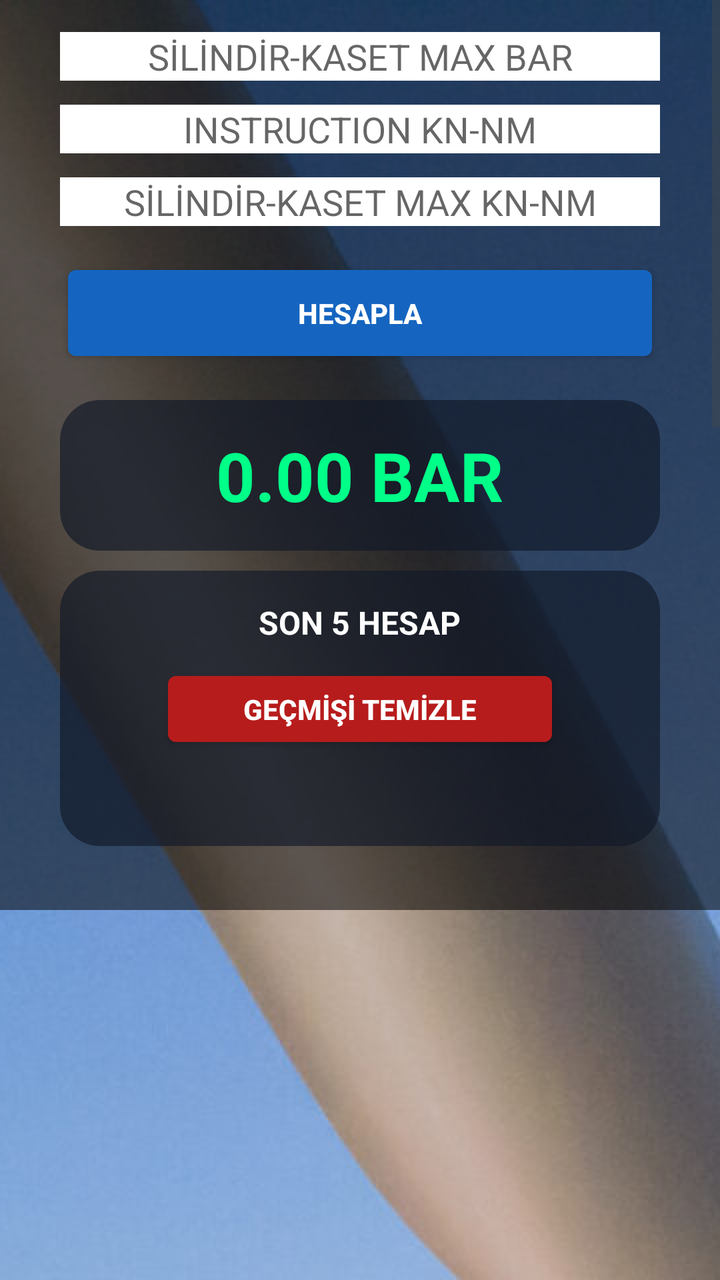
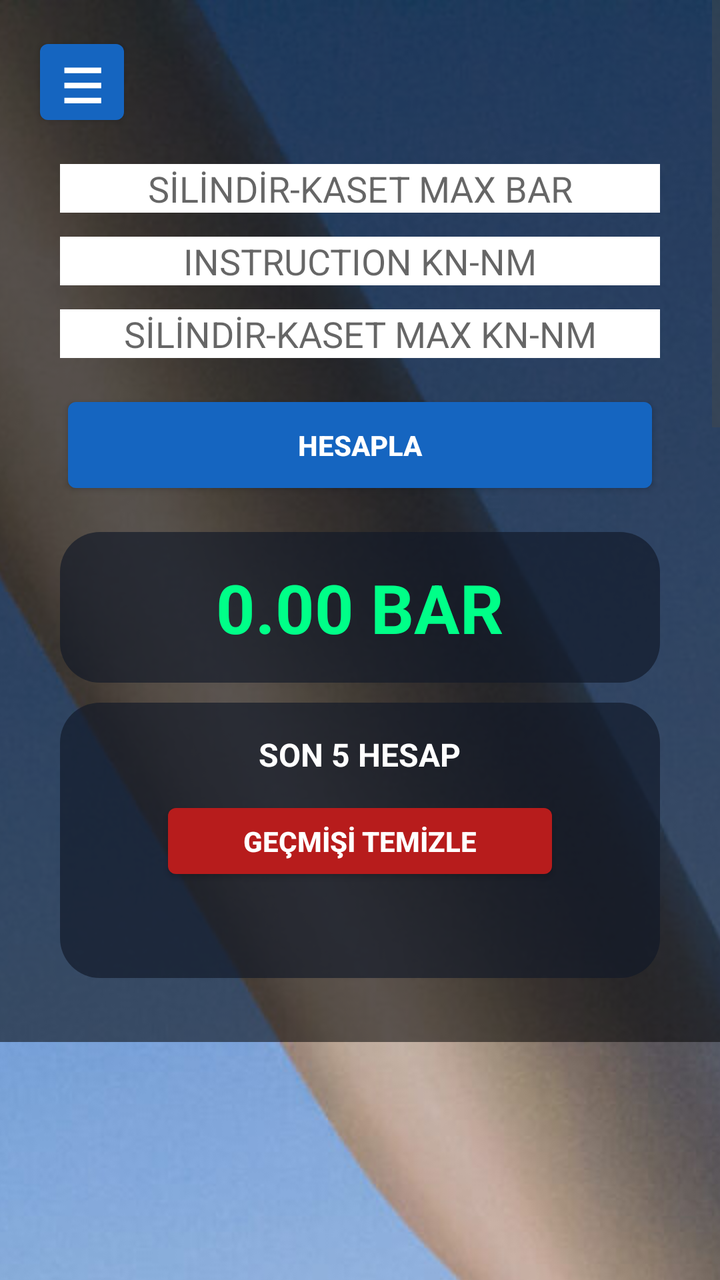

Before-and-after screenshots of an Android layout around one commit, followed by the original layout XML and the change that was made.
<!-- AndroidManifest.xml: application theme android:Theme.DeviceDefault.Light.NoActionBar -->
<!-- res/layout/activity_main.xml -->
<?xml version="1.0" encoding="utf-8"?>
<ScrollView
    xmlns:android="http://schemas.android.com/apk/res/android"
    android:layout_width="match_parent"
    android:layout_height="match_parent"
    android:fillViewport="true">

    <FrameLayout
        android:layout_width="match_parent"
        android:layout_height="wrap_content">

        <ImageView
            android:layout_width="match_parent"
            android:layout_height="match_parent"
            android:scaleType="centerCrop"
            android:src="@drawable/wind_turbine" />

        <LinearLayout
            android:layout_width="match_parent"
            android:layout_height="wrap_content"
            android:orientation="vertical"
            android:gravity="center"
            android:background="#88000000"
            android:padding="16dp">

            <EditText
                android:id="@+id/maxBar"
                android:layout_width="300dp"
                android:layout_height="wrap_content"
                android:hint="SİLİNDİR-KASET MAX BAR"
                android:background="#FFFFFF"
                android:gravity="center"
                android:inputType="numberDecimal"
                android:imeOptions="actionNext" />

            <EditText
                android:id="@+id/instruction"
                android:layout_width="300dp"
                android:layout_height="wrap_content"
                android:layout_marginTop="12dp"
                android:hint="INSTRUCTION KN-NM"
                android:background="#FFFFFF"
                android:gravity="center"
                android:inputType="numberDecimal"
                android:imeOptions="actionNext" />

            <EditText
                android:id="@+id/maxKn"
                android:layout_width="300dp"
                android:layout_height="wrap_content"
                android:layout_marginTop="12dp"
                android:hint="SİLİNDİR-KASET MAX KN-NM"
                android:background="#FFFFFF"
                android:gravity="center"
                android:inputType="numberDecimal"
                android:imeOptions="actionDone" />

            <Button
                android:id="@+id/calculate"
                android:layout_width="300dp"
                android:layout_height="55dp"
                android:layout_marginTop="16dp"
                android:text="HESAPLA"
                android:textStyle="bold"
                android:textColor="#FFFFFF"
                android:backgroundTint="#1565C0" />

            <LinearLayout
                android:layout_width="300dp"
                android:layout_height="wrap_content"
                android:orientation="vertical"
                android:gravity="center"
                android:padding="15dp"
                android:layout_marginTop="16dp"
                android:background="@drawable/header_card">

                <TextView
                    android:id="@+id/result"
                    android:layout_width="wrap_content"
                    android:layout_height="wrap_content"
                    android:text="0.00 BAR"
                    android:textColor="#00FF88"
                    android:textSize="34sp"
                    android:textStyle="bold" />

            </LinearLayout>

            <LinearLayout
                android:layout_width="300dp"
                android:layout_height="wrap_content"
                android:orientation="vertical"
                android:gravity="center"
                android:padding="15dp"
                android:layout_marginTop="10dp"
                android:layout_marginBottom="16dp"
                android:background="@drawable/header_card">

                <TextView
                    android:layout_width="wrap_content"
                    android:layout_height="wrap_content"
                    android:text="SON 5 HESAP"
                    android:textColor="#FFFFFF"
                    android:textStyle="bold"
                    android:textSize="16sp" />

                <Button
                    android:id="@+id/clearHistory"
                    android:layout_width="200dp"
                    android:layout_height="45dp"
                    android:layout_marginTop="10dp"
                    android:text="GEÇMİŞİ TEMİZLE"
                    android:textStyle="bold"
                    android:textColor="#FFFFFF"
                    android:backgroundTint="#B71C1C" />

                <TextView
                    android:id="@+id/history"
                    android:layout_width="match_parent"
                    android:layout_height="wrap_content"
                    android:layout_marginTop="12dp"
                    android:text=""
                    android:textColor="#FFFFFF"
                    android:textSize="14sp"
                    android:gravity="center" />

            </LinearLayout>

        </LinearLayout>

    </FrameLayout>

</ScrollView>
<!-- resources referenced by this layout -->
<resources>
  <!-- drawable header_card (drawable) -->
  <?xml version="1.0" encoding="utf-8"?>
  <shape xmlns:android="http://schemas.android.com/apk/res/android">
  
      <solid android:color="#AA111827" />
  
      <corners
          android:radius="20dp" />
  
  </shape>
  <!-- drawable wind_turbine: jpg bitmap (drawable, 630288 bytes) -->
</resources>

<!-- the commit's change to res/layout/activity_main.xml (unified diff, before → after) -->
@@ -1,132 +1,160 @@
 <?xml version="1.0" encoding="utf-8"?>
-<ScrollView
+<androidx.drawerlayout.widget.DrawerLayout
     xmlns:android="http://schemas.android.com/apk/res/android"
+    xmlns:app="http://schemas.android.com/apk/res-auto"
+    android:id="@+id/drawerLayout"
     android:layout_width="match_parent"
-    android:layout_height="match_parent"
-    android:fillViewport="true">
+    android:layout_height="match_parent">
 
-    <FrameLayout
+    <ScrollView
         android:layout_width="match_parent"
-        android:layout_height="wrap_content">
+        android:layout_height="match_parent"
+        android:fillViewport="true">
 
-        <ImageView
+        <FrameLayout
             android:layout_width="match_parent"
-            android:layout_height="match_parent"
-            android:scaleType="centerCrop"
-            android:src="@drawable/wind_turbine" />
+            android:layout_height="wrap_content">
 
-        <LinearLayout
-            android:layout_width="match_parent"
-            android:layout_height="wrap_content"
-            android:orientation="vertical"
-            android:gravity="center"
-            android:background="#88000000"
-            android:padding="16dp">
-
-            <EditText
-                android:id="@+id/maxBar"
-                android:layout_width="300dp"
-                android:layout_height="wrap_content"
-                android:hint="SİLİNDİR-KASET MAX BAR"
-                android:background="#FFFFFF"
-                android:gravity="center"
-                android:inputType="numberDecimal"
-                android:imeOptions="actionNext" />
-
-            <EditText
-                android:id="@+id/instruction"
-                android:layout_width="300dp"
-                android:layout_height="wrap_content"
-                android:layout_marginTop="12dp"
-                android:hint="INSTRUCTION KN-NM"
-                android:background="#FFFFFF"
-                android:gravity="center"
-                android:inputType="numberDecimal"
-                android:imeOptions="actionNext" />
-
-            <EditText
-                android:id="@+id/maxKn"
-                android:layout_width="300dp"
-                android:layout_height="wrap_content"
-                android:layout_marginTop="12dp"
-                android:hint="SİLİNDİR-KASET MAX KN-NM"
-                android:background="#FFFFFF"
-                android:gravity="center"
-                android:inputType="numberDecimal"
-                android:imeOptions="actionDone" />
-
-            <Button
-                android:id="@+id/calculate"
-                android:layout_width="300dp"
-                android:layout_height="55dp"
-                android:layout_marginTop="16dp"
-                android:text="HESAPLA"
-                android:textStyle="bold"
-                android:textColor="#FFFFFF"
-                android:backgroundTint="#1565C0" />
+            <ImageView
+                android:layout_width="match_parent"
+                android:layout_height="match_parent"
+                android:scaleType="centerCrop"
+                android:src="@drawable/wind_turbine" />
 
             <LinearLayout
-                android:layout_width="300dp"
+                android:layout_width="match_parent"
                 android:layout_height="wrap_content"
                 android:orientation="vertical"
                 android:gravity="center"
-                android:padding="15dp"
-                android:layout_marginTop="16dp"
-                android:background="@drawable/header_card">
+                android:background="#88000000"
+                android:padding="16dp">
 
-                <TextView
-                    android:id="@+id/result"
-                    android:layout_width="wrap_content"
+                <Button
+                    android:id="@+id/menuButton"
+                    android:layout_width="50dp"
+                    android:layout_height="50dp"
+                    android:layout_gravity="start"
+                    android:text="☰"
+                    android:textSize="24sp"
+                    android:textStyle="bold"
+                    android:textColor="#FFFFFF"
+                    android:backgroundTint="#1565C0" />
+
+                <EditText
+                    android:id="@+id/maxBar"
+                    android:layout_width="300dp"
                     android:layout_height="wrap_content"
-                    android:text="0.00 BAR"
-                    android:textColor="#00FF88"
-                    android:textSize="34sp"
-                    android:textStyle="bold" />
+                    android:layout_marginTop="16dp"
+                    android:hint="SİLİNDİR-KASET MAX BAR"
+                    android:background="#FFFFFF"
+                    android:gravity="center"
+                    android:inputType="numberDecimal"
+                    android:imeOptions="actionNext" />
+
+                <EditText
+                    android:id="@+id/instruction"
+                    android:layout_width="300dp"
+                    android:layout_height="wrap_content"
+                    android:layout_marginTop="12dp"
+                    android:hint="INSTRUCTION KN-NM"
+                    android:background="#FFFFFF"
+                    android:gravity="center"
+                    android:inputType="numberDecimal"
+                    android:imeOptions="actionNext" />
+
+                <EditText
+                    android:id="@+id/maxKn"
+                    android:layout_width="300dp"
+                    android:layout_height="wrap_content"
+                    android:layout_marginTop="12dp"
+                    android:hint="SİLİNDİR-KASET MAX KN-NM"
+                    android:background="#FFFFFF"
+                    android:gravity="center"
+                    android:inputType="numberDecimal"
+                    android:imeOptions="actionDone" />
+
+                <Button
+                    android:id="@+id/calculate"
+                    android:layout_width="300dp"
+                    android:layout_height="55dp"
+                    android:layout_marginTop="16dp"
+                    android:text="HESAPLA"
+                    android:textStyle="bold"
+                    android:textColor="#FFFFFF"
+                    android:backgroundTint="#1565C0" />
+
+                <LinearLayout
+                    android:layout_width="300dp"
+                    android:layout_height="wrap_content"
+                    android:orientation="vertical"
+                    android:gravity="center"
+                    android:padding="15dp"
+                    android:layout_marginTop="16dp"
+                    android:background="@drawable/header_card">
+
+                    <TextView
+                        android:id="@+id/result"
+                        android:layout_width="wrap_content"
+                        android:layout_height="wrap_content"
+                        android:text="0.00 BAR"
+                        android:textColor="#00FF88"
+                        android:textSize="34sp"
+                        android:textStyle="bold" />
+
+                </LinearLayout>
+
+                <LinearLayout
+                    android:layout_width="300dp"
+                    android:layout_height="wrap_content"
+                    android:orientation="vertical"
+                    android:gravity="center"
+                    android:padding="15dp"
+                    android:layout_marginTop="10dp"
+                    android:layout_marginBottom="16dp"
+                    android:background="@drawable/header_card">
+
+                    <TextView
+                        android:layout_width="wrap_content"
+                        android:layout_height="wrap_content"
+                        android:text="SON 5 HESAP"
+                        android:textColor="#FFFFFF"
+                        android:textStyle="bold"
+                        android:textSize="16sp" />
+
+                    <Button
+                        android:id="@+id/clearHistory"
+                        android:layout_width="200dp"
+                        android:layout_height="45dp"
+                        android:layout_marginTop="10dp"
+                        android:text="GEÇMİŞİ TEMİZLE"
+                        android:textStyle="bold"
+                        android:textColor="#FFFFFF"
+                        android:backgroundTint="#B71C1C" />
+
+                    <TextView
+                        android:id="@+id/history"
+                        android:layout_width="match_parent"
+                        android:layout_height="wrap_content"
+                        android:layout_marginTop="12dp"
+                        android:text=""
+                        android:textColor="#FFFFFF"
+                        android:textSize="14sp"
+                        android:gravity="center" />
+
+                </LinearLayout>
 
             </LinearLayout>
 
-            <LinearLayout
-                android:layout_width="300dp"
-                android:layout_height="wrap_content"
-                android:orientation="vertical"
-                android:gravity="center"
-                android:padding="15dp"
-                android:layout_marginTop="10dp"
-                android:layout_marginBottom="16dp"
-                android:background="@drawable/header_card">
+        </FrameLayout>
 
-                <TextView
-                    android:layout_width="wrap_content"
-                    android:layout_height="wrap_content"
-                    android:text="SON 5 HESAP"
-                    android:textColor="#FFFFFF"
-                    android:textStyle="bold"
-                    android:textSize="16sp" />
+    </ScrollView>
 
-                <Button
-                    android:id="@+id/clearHistory"
-                    android:layout_width="200dp"
-                    android:layout_height="45dp"
-                    android:layout_marginTop="10dp"
-                    android:text="GEÇMİŞİ TEMİZLE"
-                    android:textStyle="bold"
-                    android:textColor="#FFFFFF"
-                    android:backgroundTint="#B71C1C" />
+    <com.google.android.material.navigation.NavigationView
+        android:id="@+id/navigationView"
+        android:layout_width="280dp"
+        android:layout_height="match_parent"
+        android:layout_gravity="start"
+        android:background="#FFFFFF"
+        app:menu="@menu/drawer_menu" />
 
-                <TextView
-                    android:id="@+id/history"
-                    android:layout_width="match_parent"
-                    android:layout_height="wrap_content"
-                    android:layout_marginTop="12dp"
-                    android:text=""
-                    android:textColor="#FFFFFF"
-                    android:textSize="14sp"
-                    android:gravity="center" />
-
-            </LinearLayout>
-
-        </LinearLayout>
-
-    </FrameLayout>
-
-</ScrollView>
+</androidx.drawerlayout.widget.DrawerLayout>
